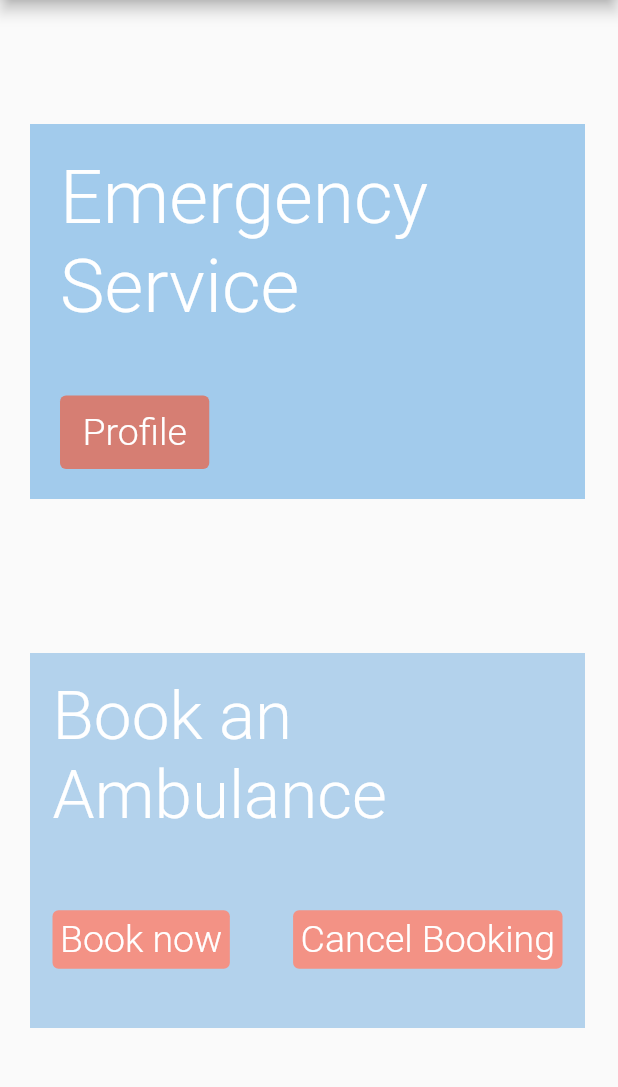
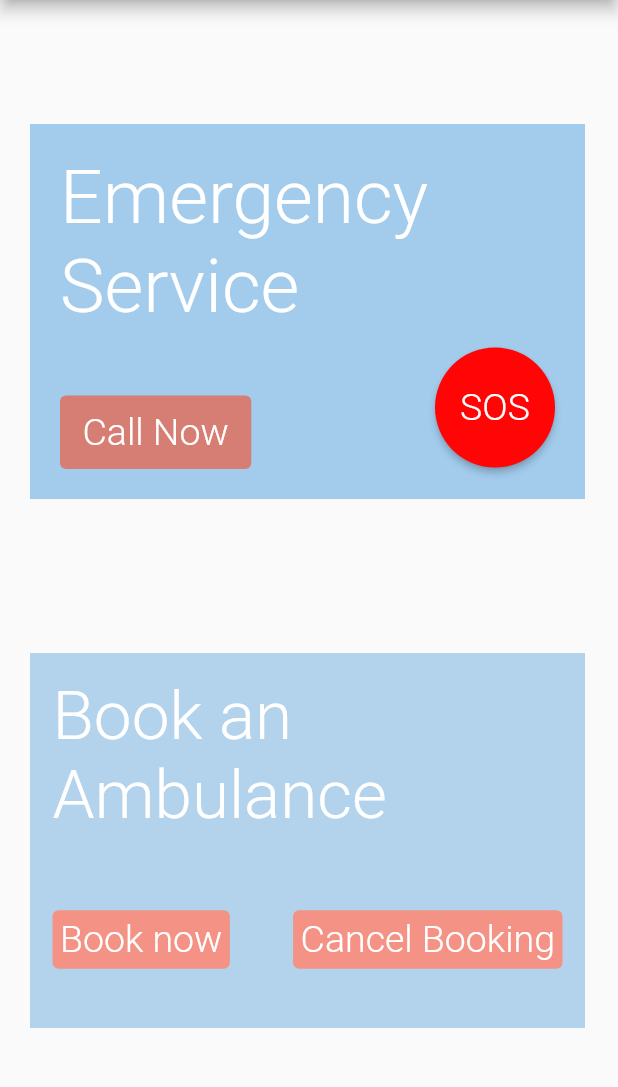
Before and after one commit to rubeyyyy/ambulance-service, a Flutter app: the dashboard screen opened directly, on a phone screen of 412 x 824 dp, the part 84-1171 px from its top. Run offline on Flutter 3.47's test engine with Material 2 defaults, Android fonts, the phone set to English and light mode, and no system bars; our stand-ins replace cloud_firestore, firebase_auth, firebase_core, flutter_rating_bar, fluttertoast, google_maps_flutter and 2 more; missing offline and left inert: dart:ffi, flutter_google_places_hoc081098, flutter_phone_direct_caller, google_api_headers, google_maps_webservice; accounts and stored records are empty; Roboto replaces fonts that are missing (Montserrat).

Commit message:
new branch

```diff
--- a/bhopu/lib/screen/dashboard.dart
+++ b/bhopu/lib/screen/dashboard.dart
@@ -1,33 +1,31 @@
-// ignore_for_file: camel_case_types
-
-import 'package:bhopu/model/order_tracking_page.dart';
 import 'package:bhopu/screen/booking.dart';
 import 'package:bhopu/screen/cancelBooking.dart';
+import 'package:bhopu/screen/emergency.dart';
 import 'package:bhopu/screen/navbar.dart';
 import 'package:flutter/material.dart';
+import 'package:flutter_phone_direct_caller/flutter_phone_direct_caller.dart';
 
 class dashboard extends StatefulWidget {
-  const dashboard({Key? key}) : super(key: key);
+  const dashboard({ Key? key }) : super(key: key);
 
   @override
   State<dashboard> createState() => _dashboardState();
+
 }
 
 class _dashboardState extends State<dashboard> {
   @override
   Widget build(BuildContext context) {
     return Scaffold(
-      appBar: AppBar(
-        title: Text('Bhopu'),
+      appBar: AppBar(title: Text('Bhopu'),
       backgroundColor: Color.fromARGB(255, 113, 174, 202),
-
       ),
       drawer: NavBar(),
-
       body: Column(
         mainAxisAlignment: MainAxisAlignment.spaceEvenly,
         crossAxisAlignment: CrossAxisAlignment.center,
         children: [
+
     Container(
        height: 250,
       width: 370,
@@ -39,33 +37,41 @@ class _dashboardState extends State<dashboard> {
          Container(
          child: Text(
                     'Emergency Service',
-                  style: TextStyle(
-                      fontSize: 50,
-                      fontWeight: FontWeight.w300,
-                      fontFamily: 'Montserrat',
-                      color: Colors.white),
-                )),
+                    style: TextStyle(fontSize: 50, fontWeight: FontWeight.w300, fontFamily: 'Montserrat', color: Colors.white),
+                  )
+        ),
          Positioned(
          bottom: 0,
          child: TextButton(
         child: Text(
-                      "Profile",
-                      style: TextStyle(
-                          fontSize: 25,
-                          fontWeight: FontWeight.w300,
-                          color: Colors.white),
+          "Call Now",
+          style: TextStyle(fontSize: 25, fontWeight: FontWeight.w300,color: Colors.white),
         ),
-                    style: ElevatedButton.styleFrom(
-                      primary: Color.fromARGB(255, 214, 126, 115),
-                      padding:
-                          EdgeInsets.symmetric(horizontal: 15, vertical: 10),
+        style: ElevatedButton.styleFrom(primary: Color.fromARGB(255, 214, 126, 115),
+                padding: EdgeInsets.symmetric(horizontal: 15, vertical: 10),
+
                 ),
         onPressed: () {
           Navigator.push(
                         context,
                         MaterialPageRoute(
-                              builder: (context) => OrderTrackingPage()));
+                            builder: (context) => emergency()));
         },
+      ),
+        ),
+
+        Positioned(
+         bottom: 1,
+         right: 0,
+         child: ElevatedButton(
+
+        onPressed: callNumber,
+        child: Text('SOS',style: TextStyle(fontSize: 25, fontWeight: FontWeight.w300,color: Colors.white),),
+         style: ElevatedButton.styleFrom(primary: Color.fromARGB(255, 255, 5, 5),
+                padding: EdgeInsets.symmetric(horizontal: 5, vertical: 5),
+                fixedSize: const Size(80, 80),
+              shape: const CircleBorder(),
+                ),
       ),
         ),
       ],
@@ -82,11 +88,7 @@ class _dashboardState extends State<dashboard> {
          Container(
          child: Text(
                     'Book an Ambulance',
-                    style: TextStyle(
-                        fontSize: 45,
-                        fontWeight: FontWeight.w300,
-                        fontFamily: 'Montserrat',
-                        color: Colors.white),
+                     style: TextStyle(fontSize: 45, fontWeight: FontWeight.w300, fontFamily: 'Montserrat',color: Colors.white),
                    ),
         ),
          Positioned(
@@ -94,18 +96,17 @@ class _dashboardState extends State<dashboard> {
          child: TextButton(
         child: Text(
           "Book now",
-                      style: TextStyle(
-                          fontSize: 25,
-                          fontWeight: FontWeight.w300,
-                          color: Colors.white),
+          style: TextStyle(fontSize: 25, fontWeight: FontWeight.w300,color: Colors.white),
         ),
-                    style: ElevatedButton.styleFrom(
-                      primary: Color.fromARGB(255, 243, 146, 133),
+        style: ElevatedButton.styleFrom(primary: Color.fromARGB(255, 243, 146, 133),
                 padding: EdgeInsets.symmetric(horizontal: 5, vertical: 5),
+
                 ),
         onPressed: () {
-                      Navigator.push(context,
-                          MaterialPageRoute(builder: (context) => booking()));
+          Navigator.push(
+                        context,
+                        MaterialPageRoute(
+                            builder: (context) => booking()));
         },
       ),
         ),
@@ -115,14 +116,11 @@ class _dashboardState extends State<dashboard> {
          child: TextButton(
         child: Text(
           "Cancel Booking",
-                      style: TextStyle(
-                          fontSize: 25,
-                          fontWeight: FontWeight.w300,
-                          color: Colors.white),
+          style: TextStyle(fontSize: 25, fontWeight: FontWeight.w300,color: Colors.white),
         ),
-                    style: ElevatedButton.styleFrom(
-                      primary: Color.fromARGB(255, 243, 146, 133),
+        style: ElevatedButton.styleFrom(primary: Color.fromARGB(255, 243, 146, 133),
                 padding: EdgeInsets.symmetric(horizontal: 5, vertical: 5),
+
                 ),
         onPressed: () {
           Navigator.push(
@@ -140,3 +138,8 @@ class _dashboardState extends State<dashboard> {
     );
   }
 }
+
+callNumber() async{
+  const number = '9843815802';
+  bool? call = await FlutterPhoneDirectCaller.callNumber(number);
+}
--- a/bhopu/pubspec.yaml
+++ b/bhopu/pubspec.yaml
@@ -31,6 +31,7 @@ dependencies:
     sdk: flutter
   intl: ^0.17.0
   flutter_rating_bar: ^4.0.1
+  flutter_phone_direct_caller: ^2.1.0
 
   # The following adds the Cupertino Icons font to your application.
   # Use with the CupertinoIcons class for iOS style icons.
```
Also changed, not shown: bhopu/pubspec.lock, 3 other files. Lines whose indentation alone changed are shown as unchanged.
